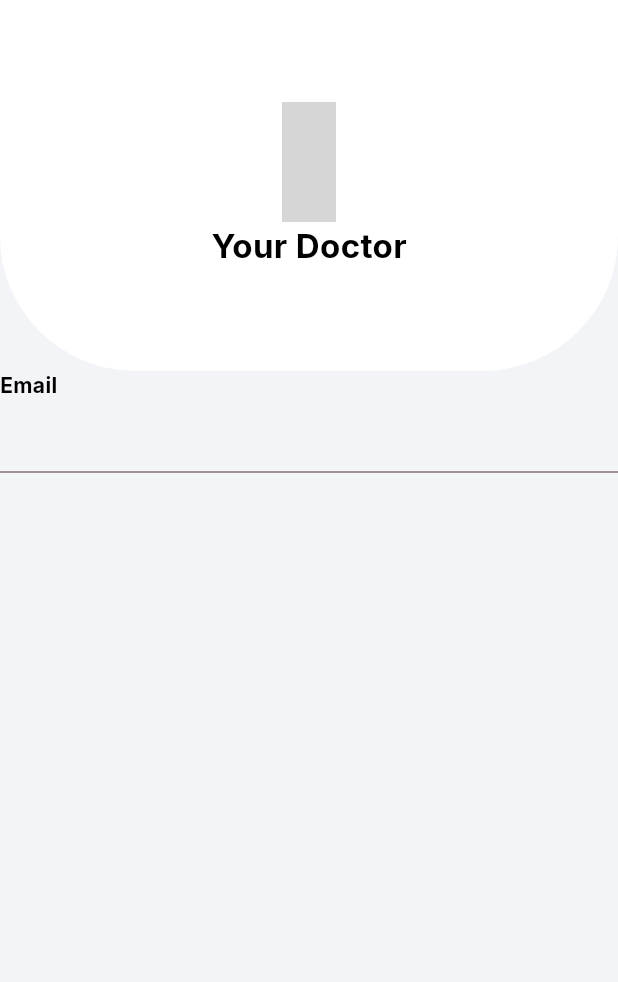
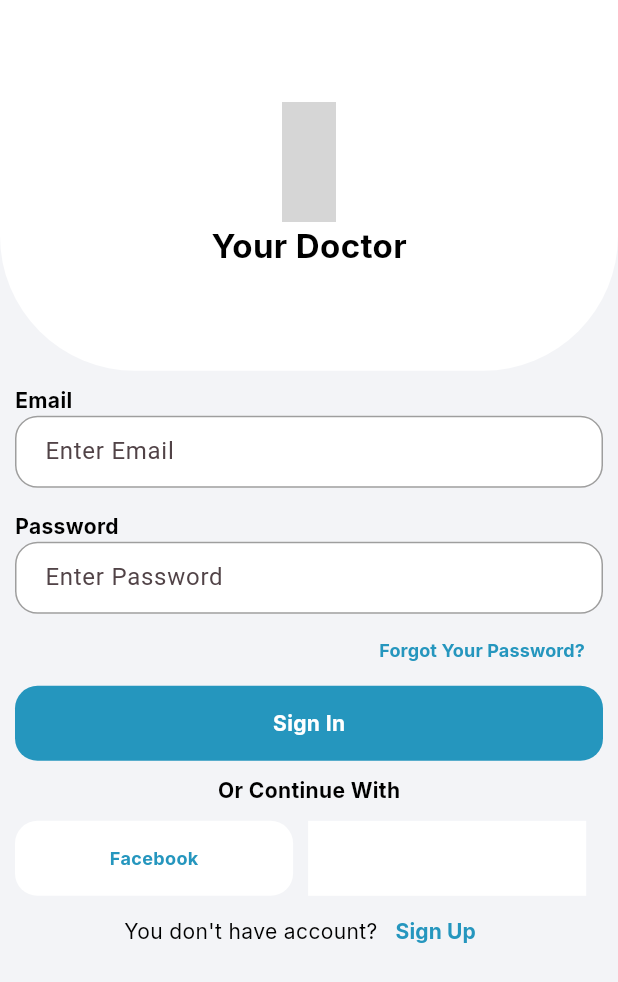
Before and after one commit to shaheen-ismail/medicine_gho, a Flutter app: the screen it shows after launch, on a phone screen of 412 x 824 dp. Shown: the top 982 px of the screen. Run offline on Flutter 3.47's test engine with Material 3 defaults, Android fonts, the phone set to English and light mode, and no system bars; our stand-ins replace google_fonts; missing offline and left inert: enefty_icons; statements that could not run were skipped; grey boxes are pictures that could not be loaded.

Commit message:
Login screen ui phase 1

```diff
--- /dev/null
+++ b/lib/core/widgets/custom_textform_widget.dart
@@ -0,0 +1,45 @@
+import 'package:flutter/material.dart';
+
+class CustomTextFormField extends StatelessWidget {
+  final String hintText;
+
+  const CustomTextFormField({
+    super.key,
+    required this.hintText,
+  });
+
+  @override
+  Widget build(BuildContext context) {
+    return TextFormField(
+      decoration: InputDecoration(
+        hintText: hintText,
+        filled: true,
+        fillColor: Colors.white,
+        contentPadding:
+            const EdgeInsets.symmetric(horizontal: 16, vertical: 12),
+        border: OutlineInputBorder(
+          borderRadius: BorderRadius.circular(30.0),
+          borderSide: const BorderSide(
+            color: Colors.grey,
+            width: 1.0,
+          ),
+        ),
+        enabledBorder: OutlineInputBorder(
+          borderRadius: BorderRadius.circular(15.0),
+          borderSide: const BorderSide(
+            color: Colors.grey,
+            width: 1.0,
+          ),
+        ),
+        focusedBorder: OutlineInputBorder(
+          borderRadius: BorderRadius.circular(15.0),
+          borderSide: const BorderSide(
+            color: Colors.blue,
+            width: 1.0,
+          ),
+        ),
+      ),
+      style: const TextStyle(color: Colors.black),
+    );
+  }
+}
--- a/lib/view/auth screen/login screen/login_screen.dart
+++ b/lib/view/auth screen/login screen/login_screen.dart
@@ -3,6 +3,7 @@ import 'package:flutter/material.dart';
 import 'package:google_fonts/google_fonts.dart';
 import 'package:medicine_gho/core/constants/colors.dart';
 import 'package:medicine_gho/core/constants/text_constants.dart';
+import 'package:medicine_gho/core/widgets/custom_textform_widget.dart';
 
 class LoginScreen extends StatelessWidget {
   const LoginScreen({super.key});
@@ -43,7 +44,9 @@ class LoginScreen extends StatelessWidget {
             ),
           ),
           // make stateless
-          Column(
+          Padding(
+            padding: const EdgeInsets.all(10.0),
+            child: Column(
               mainAxisAlignment: MainAxisAlignment.start,
               crossAxisAlignment: CrossAxisAlignment.start,
               children: [
@@ -54,8 +57,113 @@ class LoginScreen extends StatelessWidget {
                       color: ColorConstants.black,
                       fontWeight: FontWeight.bold),
                 ),
-              TextFormField(),
+                const CustomTextFormField(hintText: "Enter Email"),
+                const SizedBox(height: 16),
+                Text(
+                  "Password",
+                  style: GoogleFonts.inter(
+                      fontSize: 14.0,
+                      color: ColorConstants.black,
+                      fontWeight: FontWeight.bold),
+                ),
+                const CustomTextFormField(hintText: "Enter Password"),
+                Align(
+                  alignment: Alignment.topRight,
+                  child: TextButton(
+                      onPressed: () {},
+                      child: Text(
+                        "Forgot Your Password?",
+                        style: GoogleFonts.inter(
+                            fontSize: 12.0,
+                            color: ColorConstants.mainBlue,
+                            fontWeight: FontWeight.bold),
+                      )),
+                ),
+                GestureDetector(
+                  onTap: () {},
+                  child: Container(
+                    height: 50,
+                    width: double.infinity,
+                    decoration: BoxDecoration(
+                        borderRadius: BorderRadius.circular(15.0),
+                        color: ColorConstants.mainBlue),
+                    child: Center(
+                        child: Text(
+                      'Sign In',
+                      style: GoogleFonts.inter(
+                          fontSize: 14,
+                          color: ColorConstants.white,
+                          fontWeight: FontWeight.bold),
+                    )),
+                  ),
+                ),
+                const SizedBox(height: 10),
+                Center(
+                  child: Text(
+                    "Or Continue With",
+                    style: GoogleFonts.inter(
+                        fontSize: 14.0,
+                        color: ColorConstants.black,
+                        fontWeight: FontWeight.bold),
+                  ),
+                ),
+                const SizedBox(height: 10),
+                Row(
+                  children: [
+                    GestureDetector(
+                      onTap: () {},
+                      child: Container(
+                        height: 50,
+                        width: size.width * 0.45,
+                        decoration: BoxDecoration(
+                          borderRadius: BorderRadius.circular(15.0),
+                          color: ColorConstants.white,
+                        ),
+                        child: Row(
+                          mainAxisAlignment: MainAxisAlignment.center,
+                          children: [
+                            Text(
+                              "Facebook",
+                              style: GoogleFonts.inter(
+                                  fontSize: 12.0,
+                                  color: ColorConstants.mainBlue,
+                                  fontWeight: FontWeight.bold),
+                            )
                           ],
+                        ),
+                      ),
+                    ),
+                    const SizedBox(width: 10),
+                    Container(
+                      height: 50,
+                      width: size.width * 0.45,
+                      color: ColorConstants.white,
+                    ),
+                  ],
+                ),
+                Row(
+                  mainAxisAlignment: MainAxisAlignment.center,
+                  children: [
+                    Text(
+                      "You don't have account?",
+                      style: GoogleFonts.inter(
+                        fontSize: 14.0,
+                        color: ColorConstants.black,
+                      ),
+                    ),
+                    TextButton(
+                        onPressed: () {},
+                        child: Text(
+                          "Sign Up",
+                          style: GoogleFonts.inter(
+                              fontSize: 14.0,
+                              color: ColorConstants.mainBlue,
+                              fontWeight: FontWeight.bold),
+                        ))
+                  ],
+                ),
+              ],
+            ),
           )
         ],
       ),
```
Also changed, not shown: 2 other files. Lines whose indentation alone changed are shown as unchanged.
